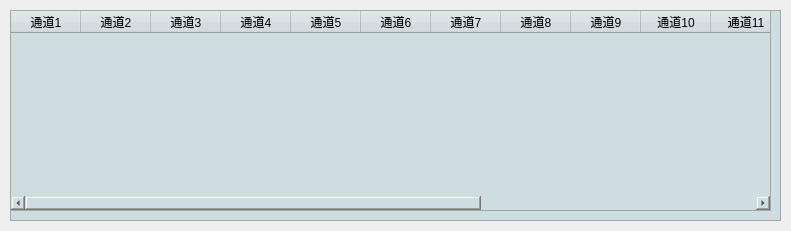
First picture: the form in terminal/TableView/crecv35hdialog.ui, repository shanlizi/QT_GF_Software, before the edit.
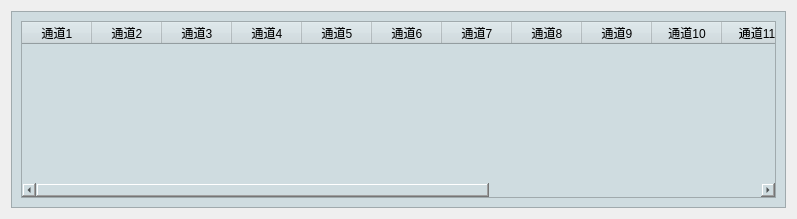
Second picture: the form after the edit.

The edit to the form file:
```diff
--- a/terminal/TableView/crecv35hdialog.ui
+++ b/terminal/TableView/crecv35hdialog.ui
@@ -6,22 +6,16 @@
    <rect>
     <x>0</x>
     <y>0</y>
-    <width>791</width>
-    <height>231</height>
+    <width>797</width>
+    <height>219</height>
    </rect>
   </property>
   <property name="windowTitle">
    <string>Dialog</string>
   </property>
+  <layout class="QHBoxLayout" name="horizontalLayout">
+   <item>
   <widget class="QFrame" name="frame">
-   <property name="geometry">
-    <rect>
-     <x>10</x>
-     <y>10</y>
-     <width>771</width>
-     <height>211</height>
-    </rect>
-   </property>
    <property name="styleSheet">
     <string notr="true">background-color: rgb(207, 220, 224);</string>
    </property>
@@ -31,15 +25,9 @@
    <property name="frameShadow">
     <enum>QFrame::Raised</enum>
    </property>
+     <layout class="QHBoxLayout" name="horizontalLayout_2">
+      <item>
    <widget class="QTableWidget" name="tableWidget_35H">
-    <property name="geometry">
-     <rect>
-      <x>0</x>
-      <y>0</y>
-      <width>761</width>
-      <height>201</height>
-     </rect>
-    </property>
     <attribute name="horizontalHeaderDefaultSectionSize">
      <number>70</number>
     </attribute>
@@ -124,7 +112,11 @@
      </property>
     </column>
    </widget>
-  </widget>
+      </item>
+     </layout>
+    </widget>
+   </item>
+  </layout>
  </widget>
  <resources/>
  <connections/>
```
Lines whose indentation alone changed are shown as unchanged.
